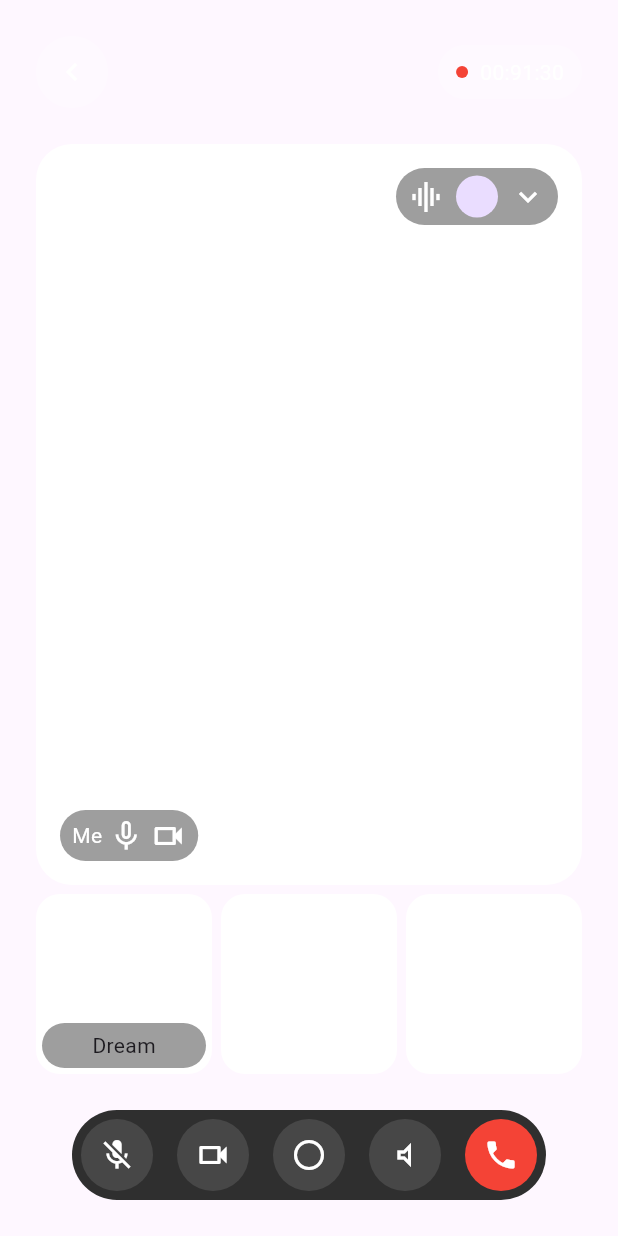
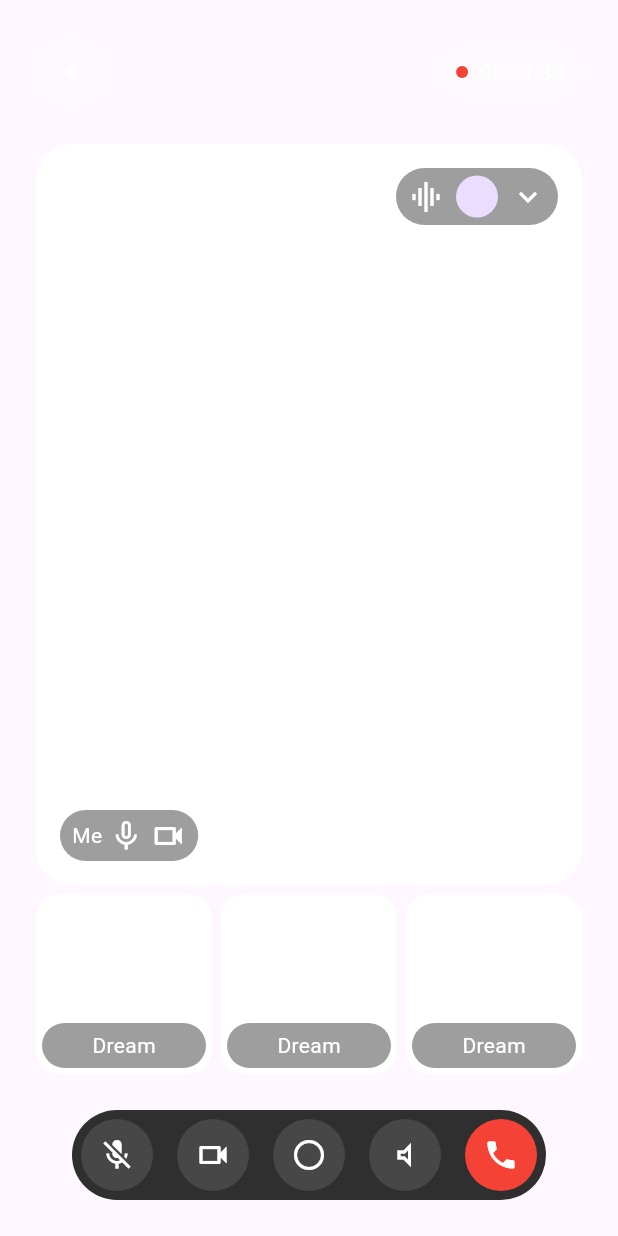
Before and after one commit to JAICHANGPARK/flutter_notebook_chapter_43, a Flutter app: the AiVideoDetailPage screen opened directly, on a phone screen of 412 x 824 dp. Run offline on Flutter 3.47's test engine with Material 3 defaults, Android fonts, the phone set to English and light mode, and no system bars; our stand-ins replace gap, hugeicons, percent_indicator.

Commit message:
Update ai_video_detail_page.dart

```diff
--- a/lib/ep2181_ai_video_chat_app/ui/ai_video_detail_page.dart
+++ b/lib/ep2181_ai_video_chat_app/ui/ai_video_detail_page.dart
@@ -167,6 +167,9 @@ class _AiVideoDetailPageState extends State<AiVideoDetailPage> {
                                       child: Center(
                                         child: Text(
                                           "Dream",
+                                          style: TextStyle(
+                                            color: Colors.white,
+                                          ),
                                         ),
                                       ),
                                     ),
@@ -181,6 +184,33 @@ class _AiVideoDetailPageState extends State<AiVideoDetailPage> {
                                 color: Colors.white,
                                 borderRadius: BorderRadius.circular(16),
                               ),
+                              child: Stack(
+                                children: [
+                                  Positioned(
+                                    bottom: 4,
+                                    left: 4,
+                                    right: 4,
+                                    child: Container(
+                                      decoration: ShapeDecoration(
+                                        shape: StadiumBorder(),
+                                        color: Colors.grey,
+                                      ),
+                                      padding: EdgeInsets.symmetric(
+                                        horizontal: 8,
+                                        vertical: 5,
+                                      ),
+                                      child: Center(
+                                        child: Text(
+                                          "Dream",
+                                          style: TextStyle(
+                                            color: Colors.white,
+                                          ),
+                                        ),
+                                      ),
+                                    ),
+                                  ),
+                                ],
+                              ),
                             ),
                           ),
                           Expanded(
@@ -188,6 +218,33 @@ class _AiVideoDetailPageState extends State<AiVideoDetailPage> {
                               decoration: BoxDecoration(
                                 color: Colors.white,
                                 borderRadius: BorderRadius.circular(16),
+                              ),
+                              child: Stack(
+                                children: [
+                                  Positioned(
+                                    bottom: 4,
+                                    left: 4,
+                                    right: 4,
+                                    child: Container(
+                                      decoration: ShapeDecoration(
+                                        shape: StadiumBorder(),
+                                        color: Colors.grey,
+                                      ),
+                                      padding: EdgeInsets.symmetric(
+                                        horizontal: 8,
+                                        vertical: 5,
+                                      ),
+                                      child: Center(
+                                        child: Text(
+                                          "Dream",
+                                          style: TextStyle(
+                                            color: Colors.white,
+                                          ),
+                                        ),
+                                      ),
+                                    ),
+                                  ),
+                                ],
                               ),
                             ),
                           ),
```
